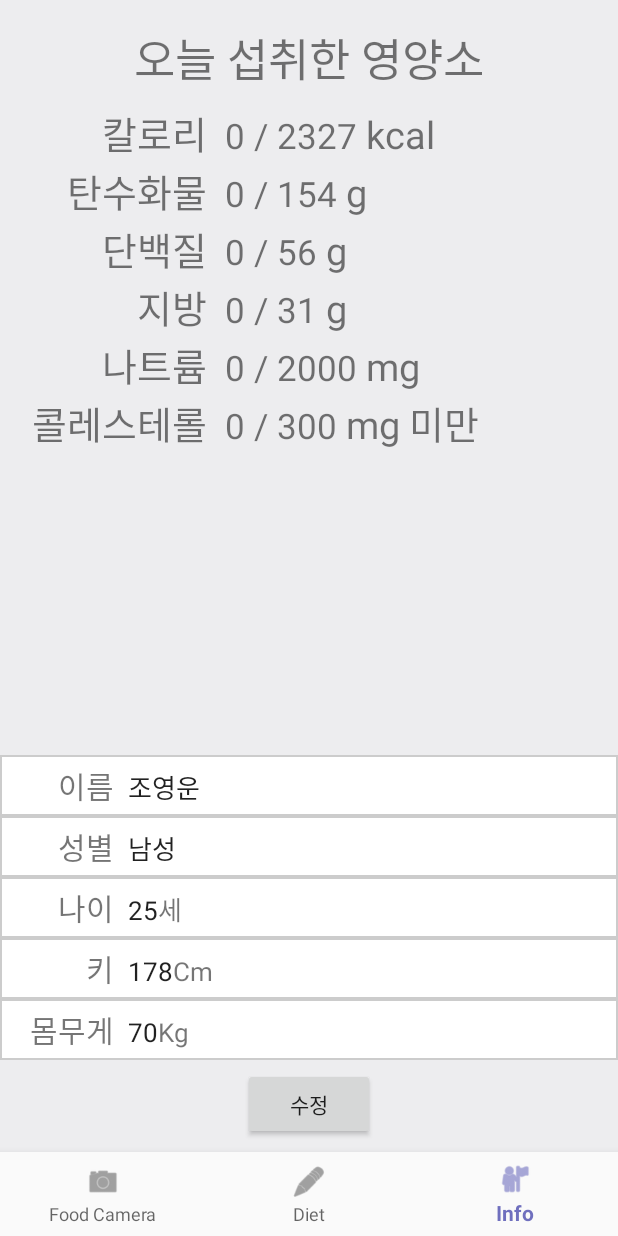
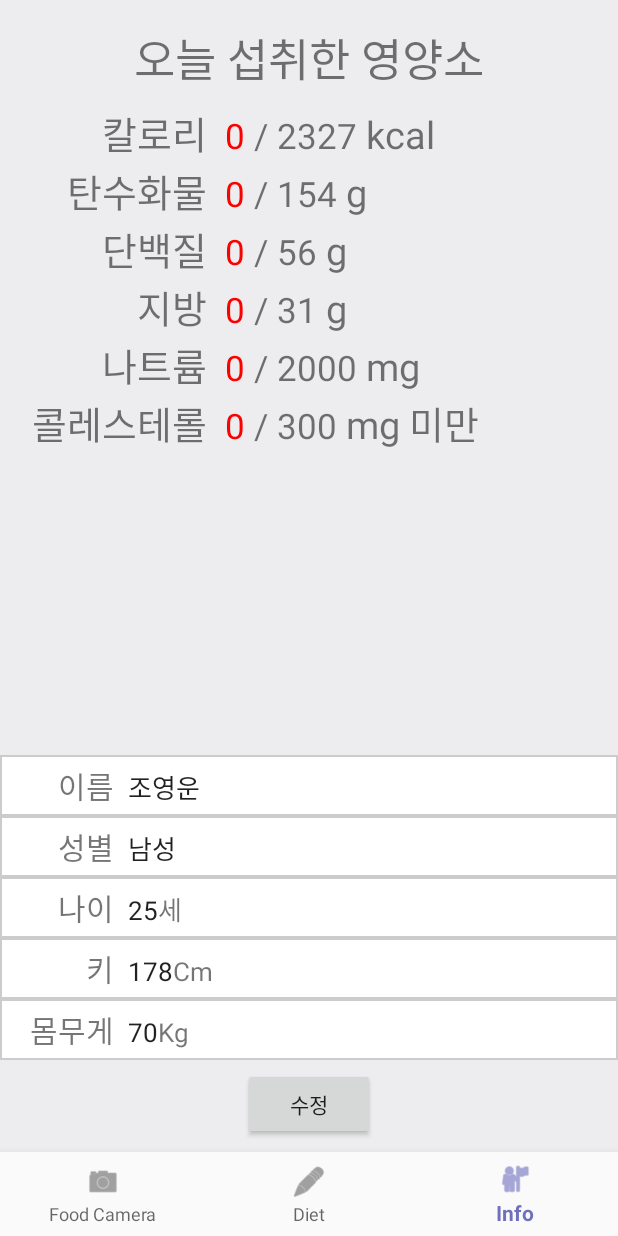
Before and after one commit to dnsldnsl07/Kcalmera, an Android app: the ProfileFragment screen opened through its navigation route, after a tap on "확인", on a phone screen of 412 x 824 dp. Run offline under Robolectric (Android 15) with nearby library versions, the phone set to English and light mode, and no system bars; our stand-ins replace navigation-ui; libraries missing offline, so code that uses them is left out: com.gun0912.tedpermission; 1 statement that could not run was skipped; 1 other tap on this screen came first.

Commit message:
error 및 color 추가

```diff
--- a/app/src/main/java/com/example/kcalmera/MainActivity.java
+++ b/app/src/main/java/com/example/kcalmera/MainActivity.java
@@ -367,16 +367,34 @@ public class MainActivity extends FragmentActivity {
         }
         String textLine = (int)kcal + " / " + (int)RECOMMENDED_KCAL;
         kcalText.setText(textLine);
+        Spannable span = (Spannable) kcalText.getText();
+        span.setSpan(new ForegroundColorSpan(Color.RED), 0, textLine.indexOf("/"), Spanned.SPAN_EXCLUSIVE_EXCLUSIVE);
+
         textLine = (int)carbohydrate + " / " + (int)RECOMMENDED_CARBOHYDRATE;
         carbohydrateText.setText(textLine);
+        span = (Spannable) carbohydrateText.getText();
+        span.setSpan(new ForegroundColorSpan(Color.RED), 0, textLine.indexOf("/"), Spanned.SPAN_EXCLUSIVE_EXCLUSIVE);
+
         textLine = (int)protein + " / " + (int)RECOMMENDED_PROTEIN;
         proteinText.setText(textLine);
+        span = (Spannable) proteinText.getText();
+        span.setSpan(new ForegroundColorSpan(Color.RED), 0, textLine.indexOf("/"), Spanned.SPAN_EXCLUSIVE_EXCLUSIVE);
+
         textLine = (int)fat + " / " + (int)RECOMMENDED_FAT;
         fatText.setText(textLine);
+        span = (Spannable) fatText.getText();
+        span.setSpan(new ForegroundColorSpan(Color.RED), 0, textLine.indexOf("/"), Spanned.SPAN_EXCLUSIVE_EXCLUSIVE);
+
         textLine = (int)natrium + " / " + ProfileFragment.NATRIUM_BOUND;
         natriumText.setText(textLine);
+        span = (Spannable) natriumText.getText();
+        span.setSpan(new ForegroundColorSpan(Color.RED), 0, textLine.indexOf("/"), Spanned.SPAN_EXCLUSIVE_EXCLUSIVE);
+
         textLine = (int)cholesterol + " / " + ProfileFragment.CHOLESTEROL_BOUND;
         cholesterolText.setText(textLine);
+        span = (Spannable) cholesterolText.getText();
+        span.setSpan(new ForegroundColorSpan(Color.RED), 0, textLine.indexOf("/"), Spanned.SPAN_EXCLUSIVE_EXCLUSIVE);
+
     }
 
     /*
--- a/app/src/main/java/com/example/kcalmera/ui/diet/DietFragment.java
+++ b/app/src/main/java/com/example/kcalmera/ui/diet/DietFragment.java
@@ -190,7 +190,7 @@ public class DietFragment extends Fragment {
                 final AddView addView = new AddView(MainActivity.mContext);
                 alert.setView(addView);
 
-                String[] FOOD = { "백김치", "밥", "불고기", "닭갈비", "된장찌개", "후라이드 치킨", "감자채볶음", "간장게장", "김밥", "고등어구이",
+                String[] FOOD = { "백김치", "밥", "불고기", "닭갈비", "된장찌개", "후라이드치킨", "감자채볶음", "간장게장", "김밥", "고등어구이",
                         "곰탕", "계란후라이", "계란찜", "계란말이", "잡채", "제육볶음", "짜장면", "짬뽕", "김치", "김치찌개", "깍두기",
                         "만두", "미역국", "피자", "라면", "삼겹살", "시금치나물", "순대", "떡볶이", "양념치킨"};
                 addView.addFoodEditView.setAdapter(new ArrayAdapter<String>(getActivity(),
--- a/app/src/main/java/com/example/kcalmera/ui/profile/ProfileFragment.java
+++ b/app/src/main/java/com/example/kcalmera/ui/profile/ProfileFragment.java
@@ -160,18 +160,33 @@ public class ProfileFragment extends Fragment {
 
                 String textLine = (int)kcal + " / " + (int)RECOMMENDED_KCAL;
                 kcalText.setText(textLine);
+                Spannable span = (Spannable) kcalText.getText();
+                span.setSpan(new ForegroundColorSpan(Color.RED), 0, textLine.indexOf("/"), Spanned.SPAN_EXCLUSIVE_EXCLUSIVE);
+
                 textLine = (int)carbohydrate + " / " + (int)RECOMMENDED_CARBOHYDRATE;
                 carbohydrateText.setText(textLine);
+                span = (Spannable) carbohydrateText.getText();
+                span.setSpan(new ForegroundColorSpan(Color.RED), 0, textLine.indexOf("/"), Spanned.SPAN_EXCLUSIVE_EXCLUSIVE);
+
                 textLine = (int)protein + " / " + (int)RECOMMENDED_PROTEIN;
                 proteinText.setText(textLine);
+                span = (Spannable) proteinText.getText();
+                span.setSpan(new ForegroundColorSpan(Color.RED), 0, textLine.indexOf("/"), Spanned.SPAN_EXCLUSIVE_EXCLUSIVE);
+
                 textLine = (int)fat + " / " + (int)RECOMMENDED_FAT;
                 fatText.setText(textLine);
+                span = (Spannable) fatText.getText();
+                span.setSpan(new ForegroundColorSpan(Color.RED), 0, textLine.indexOf("/"), Spanned.SPAN_EXCLUSIVE_EXCLUSIVE);
+
                 textLine = (int)natrium + " / " + NATRIUM_BOUND;
                 natriumText.setText(textLine);
+                span = (Spannable) natriumText.getText();
+                span.setSpan(new ForegroundColorSpan(Color.RED), 0, textLine.indexOf("/"), Spanned.SPAN_EXCLUSIVE_EXCLUSIVE);
+
                 textLine = (int)cholesterol + " / " + CHOLESTEROL_BOUND;
                 cholesterolText.setText(textLine);
-
-
+                span = (Spannable) cholesterolText.getText();
+                span.setSpan(new ForegroundColorSpan(Color.RED), 0, textLine.indexOf("/"), Spanned.SPAN_EXCLUSIVE_EXCLUSIVE);
             }
         });
         return root;
```
